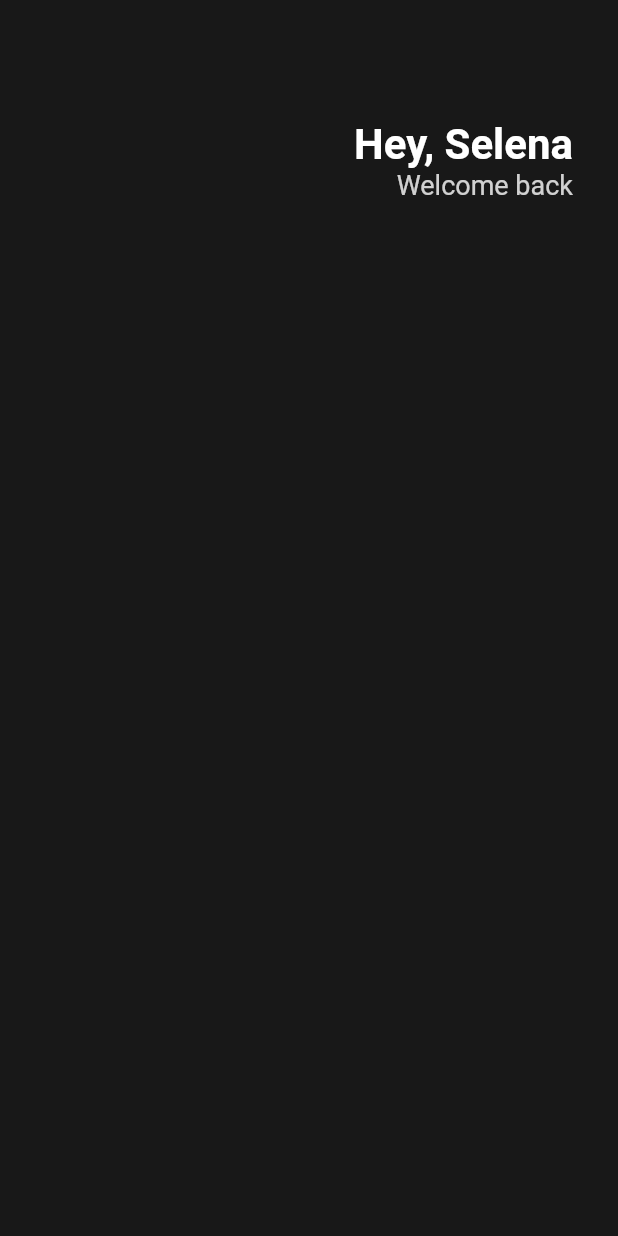
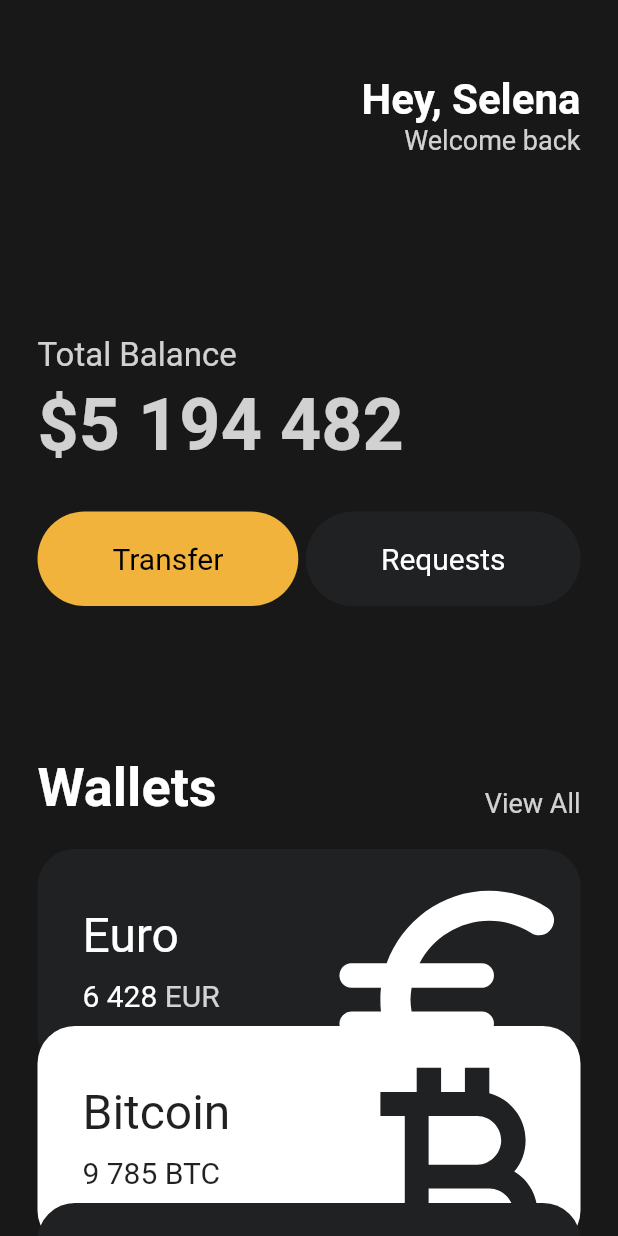
Before and after one commit to afterthougt/toonflix, a Flutter app: the screen it shows after launch, on a phone screen of 412 x 824 dp. Run offline on Flutter 3.47's test engine with Material 2 defaults, Android fonts, the phone set to English and light mode, and no system bars.

Commit message:
Add currency card widgets

```diff
--- a/lib/main.dart
+++ b/lib/main.dart
@@ -1,23 +1,29 @@
 import 'package:flutter/material.dart';
+import 'package:toonflix/widgets/currency_card.dart';
+import 'widgets/button.dart';
 
 void main() {
-  runApp(App());
+  runApp(const App());
 }
 
 class App extends StatelessWidget {
+  const App({super.key});
+
   @override
   Widget build(BuildContext context) {
     return MaterialApp(
       home: Scaffold(
-        backgroundColor: Color(0xff181818),
-        body: Padding(
-          padding: EdgeInsets.symmetric(
-            horizontal: 30,
+        backgroundColor: const Color(0xff181818),
+        body: SingleChildScrollView(
+          child: Padding(
+            padding: const EdgeInsets.symmetric(
+              horizontal: 25,
             ),
             child: Column(
+              crossAxisAlignment: CrossAxisAlignment.start,
               children: [
-              SizedBox(
-                height: 80,
+                const SizedBox(
+                  height: 50,
                 ),
                 Row(
                   mainAxisAlignment: MainAxisAlignment.end,
@@ -25,7 +31,7 @@ class App extends StatelessWidget {
                     Column(
                       crossAxisAlignment: CrossAxisAlignment.end,
                       children: [
-                      Text(
+                        const Text(
                           'Hey, Selena',
                           style: TextStyle(
                             color: Colors.white,
@@ -44,7 +50,101 @@ class App extends StatelessWidget {
                     ),
                   ],
                 ),
+                const SizedBox(
+                  height: 120,
+                ),
+                Text(
+                  'Total Balance',
+                  style: TextStyle(
+                    fontSize: 22,
+                    color: Colors.white.withOpacity(0.8),
+                  ),
+                ),
+                const SizedBox(
+                  height: 5,
+                ),
+                Text(
+                  '\$5 194 482',
+                  style: TextStyle(
+                    fontSize: 48,
+                    fontWeight: FontWeight.w600,
+                    color: Colors.white.withOpacity(0.8),
+                  ),
+                ),
+                const SizedBox(
+                  height: 30,
+                ),
+                Row(
+                  mainAxisAlignment: MainAxisAlignment.spaceBetween,
+                  children: const [
+                    Button(
+                      text: 'Transfer',
+                      bgColor: Color(0xfff1b33b),
+                      textColor: Colors.black,
+                    ),
+                    Button(
+                      text: 'Requests',
+                      bgColor: Color(0xff1f2123),
+                      textColor: Colors.white,
+                    ),
                   ],
+                ),
+                const SizedBox(
+                  height: 100,
+                ),
+                Row(
+                  crossAxisAlignment: CrossAxisAlignment.end,
+                  mainAxisAlignment: MainAxisAlignment.spaceBetween,
+                  children: [
+                    const Text(
+                      'Wallets',
+                      style: TextStyle(
+                        color: Colors.white,
+                        fontSize: 36,
+                        fontWeight: FontWeight.w600,
+                      ),
+                    ),
+                    Text(
+                      'View All',
+                      style: TextStyle(
+                        color: Colors.white.withOpacity(0.8),
+                        fontSize: 18,
+                      ),
+                    ),
+                  ],
+                ),
+                const SizedBox(
+                  height: 20,
+                ),
+                const CurrencyCard(
+                  name: 'Euro',
+                  code: 'EUR',
+                  amount: '6 428',
+                  icon: Icons.euro_rounded,
+                  isInverted: false,
+                ),
+                Transform.translate(
+                  offset: const Offset(0, -30),
+                  child: const CurrencyCard(
+                    name: 'Bitcoin',
+                    code: 'BTC',
+                    amount: '9 785',
+                    icon: Icons.currency_bitcoin,
+                    isInverted: true,
+                  ),
+                ),
+                Transform.translate(
+                  offset: const Offset(0, -60),
+                  child: const CurrencyCard(
+                    name: 'Dollar',
+                    code: 'USD',
+                    amount: '428',
+                    icon: Icons.attach_money_outlined,
+                    isInverted: false,
+                  ),
+                ),
+              ],
+            ),
           ),
         ),
       ),
--- /dev/null
+++ b/lib/widgets/button.dart
@@ -0,0 +1,37 @@
+import 'package:flutter/material.dart';
+
+class Button extends StatelessWidget {
+  final String text;
+  final Color bgColor;
+  final Color textColor;
+
+  const Button({
+    super.key,
+    required this.text,
+    required this.bgColor,
+    required this.textColor,
+  });
+
+  @override
+  Widget build(BuildContext context) {
+    return Container(
+      decoration: BoxDecoration(
+        color: bgColor,
+        borderRadius: BorderRadius.circular(45),
+      ),
+      child: Padding(
+        padding: const EdgeInsets.symmetric(
+          vertical: 20,
+          horizontal: 50,
+        ),
+        child: Text(
+          text,
+          style: TextStyle(
+            color: textColor,
+            fontSize: 20,
+          ),
+        ),
+      ),
+    );
+  }
+}
--- /dev/null
+++ b/lib/widgets/currency_card.dart
@@ -0,0 +1,85 @@
+import 'package:flutter/material.dart';
+
+class CurrencyCard extends StatelessWidget {
+  final String name, code, amount;
+  final IconData icon;
+  final bool isInverted;
+  final _blackColor = const Color(0xff1f2123);
+
+  const CurrencyCard({
+    super.key,
+    required this.name,
+    required this.code,
+    required this.amount,
+    required this.icon,
+    required this.isInverted,
+  });
+
+  @override
+  Widget build(BuildContext context) {
+    return Container(
+      clipBehavior: Clip.hardEdge,
+      decoration: BoxDecoration(
+        color: isInverted ? Colors.white : _blackColor,
+        borderRadius: BorderRadius.circular(25),
+      ),
+      child: Padding(
+        padding: const EdgeInsets.all(30),
+        child: Row(
+          mainAxisAlignment: MainAxisAlignment.spaceBetween,
+          children: [
+            Column(
+              crossAxisAlignment: CrossAxisAlignment.start,
+              children: [
+                Text(
+                  name,
+                  style: TextStyle(
+                    color: isInverted ? _blackColor : Colors.white,
+                    fontSize: 32,
+                  ),
+                ),
+                const SizedBox(
+                  height: 10,
+                ),
+                Row(
+                  children: [
+                    Text(
+                      amount,
+                      style: TextStyle(
+                        color: isInverted ? _blackColor : Colors.white,
+                        fontSize: 20,
+                      ),
+                    ),
+                    const SizedBox(
+                      width: 5,
+                    ),
+                    Text(
+                      code,
+                      style: TextStyle(
+                        color: isInverted
+                            ? _blackColor
+                            : Colors.white.withOpacity(0.8),
+                        fontSize: 20,
+                      ),
+                    ),
+                  ],
+                ),
+              ],
+            ),
+            Transform.scale(
+              scale: 2.2,
+              child: Transform.translate(
+                offset: const Offset(-5, 12),
+                child: Icon(
+                  icon,
+                  color: isInverted ? _blackColor : Colors.white,
+                  size: 88,
+                ),
+              ),
+            )
+          ],
+        ),
+      ),
+    );
+  }
+}
```
Also changed, not shown: 1 other file. Lines whose indentation alone changed are shown as unchanged.
